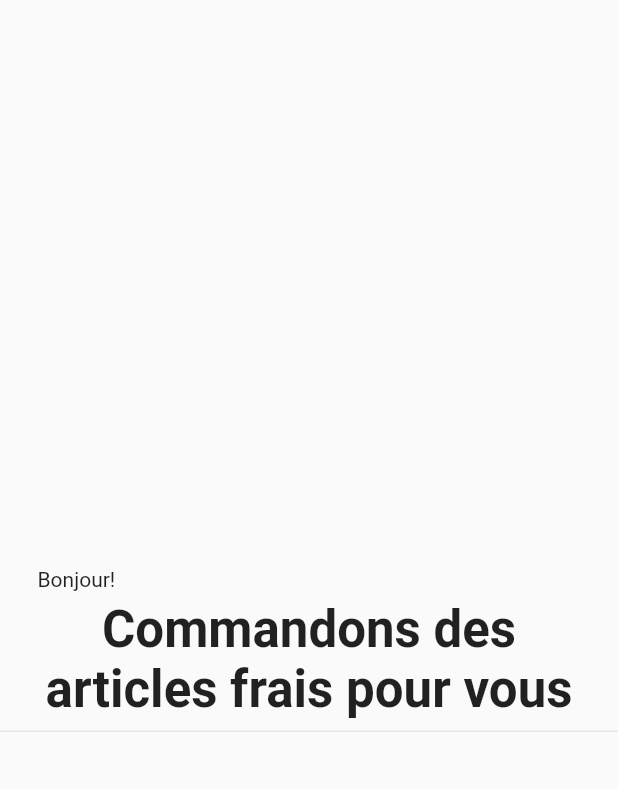
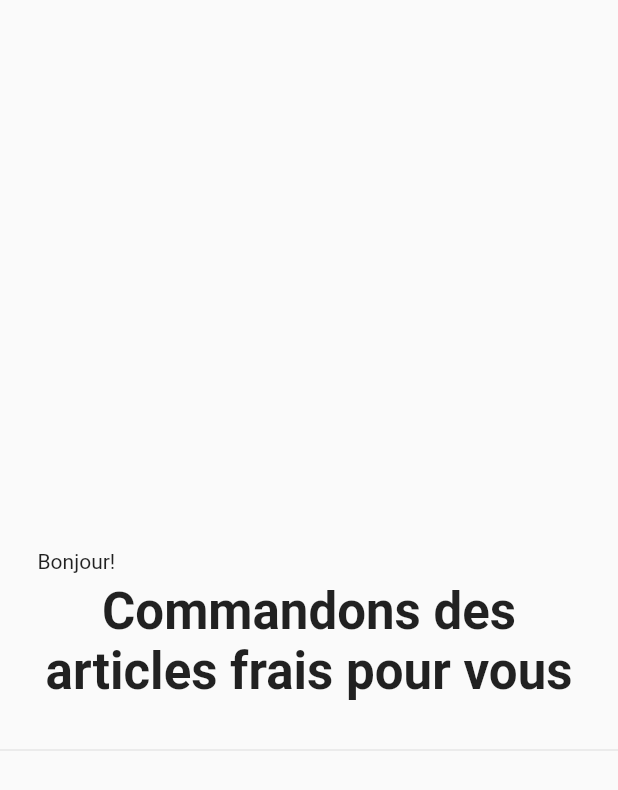
Before and after one commit to erdemgocen44/La-Marche, a Flutter app: the HomePage screen opened directly, on a phone screen of 412 x 824 dp. Shown: the top 790 px of the screen. Run offline on Flutter 3.47's test engine with Material 2 defaults, Android fonts, the light colour scheme and no system bars; our stand-ins replace google_fonts.

Commit message:
home page commerce

```diff
--- a/lib/pages/home_page.dart
+++ b/lib/pages/home_page.dart
@@ -45,6 +45,10 @@ class HomePage extends StatelessWidget {
               ),
             ),
 
+            SizedBox(
+              height: 25,
+            ),
+
             //divider
 
             const Divider(),
```
